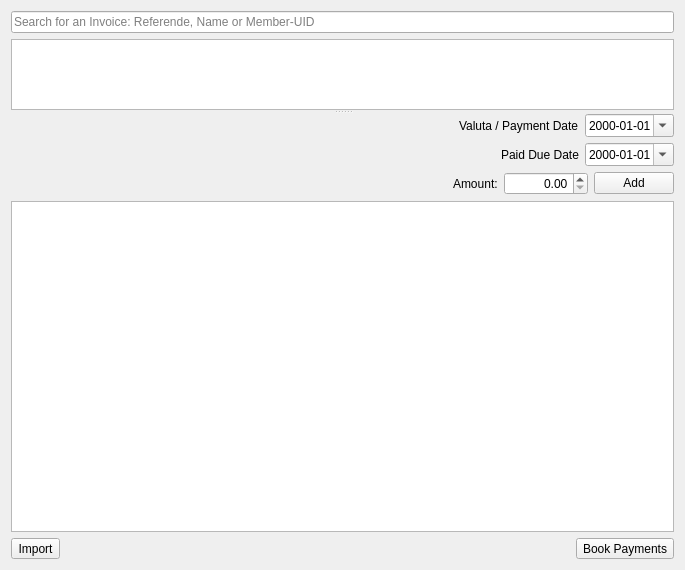
LukyLuke/PiTres, file forms/paymentimport.ui: the form before one commit.
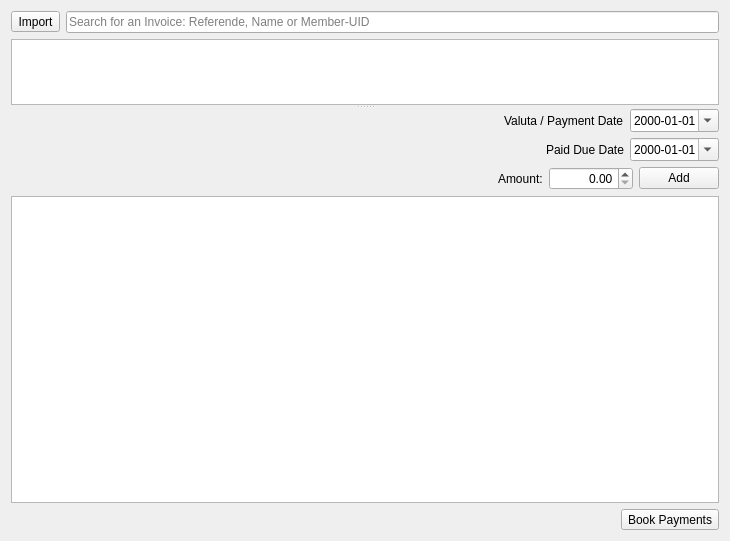
The form after the commit. Icons and pictures are not drawn.

Commit message: #2 Replaced the button and colorize 'not loadable' invoices in the preview

Patch:
```diff
--- a/forms/paymentimport.ui
+++ b/forms/paymentimport.ui
@@ -6,8 +6,8 @@
    <rect>
     <x>0</x>
     <y>0</y>
-    <width>685</width>
-    <height>570</height>
+    <width>730</width>
+    <height>541</height>
    </rect>
   </property>
   <property name="sizePolicy">
@@ -29,13 +29,37 @@
       <bool>false</bool>
      </property>
      <widget class="QWidget" name="verticalLayoutWidget_2">
-      <layout class="QVBoxLayout" name="verticalLayout_2">
+      <layout class="QVBoxLayout" name="verticalLayout_2" stretch="0,1">
        <item>
-        <widget class="QLineEdit" name="searchEdit">
-         <property name="placeholderText">
-          <string>Search for an Invoice: Referende, Name or Member-UID</string>
-         </property>
-        </widget>
+        <layout class="QHBoxLayout" name="horizontalLayout_2">
+         <item>
+          <widget class="QToolButton" name="btnImport">
+           <property name="text">
+            <string>Import</string>
+           </property>
+           <property name="icon">
+            <iconset resource="../PiTres.qrc">
+             <normaloff>:/icons/resources/icons/mime-csv.png</normaloff>:/icons/resources/icons/mime-csv.png</iconset>
+           </property>
+           <property name="iconSize">
+            <size>
+             <width>16</width>
+             <height>16</height>
+            </size>
+           </property>
+           <property name="toolButtonStyle">
+            <enum>Qt::ToolButtonIconOnly</enum>
+           </property>
+          </widget>
+         </item>
+         <item>
+          <widget class="QLineEdit" name="searchEdit">
+           <property name="placeholderText">
+            <string>Search for an Invoice: Referende, Name or Member-UID</string>
+           </property>
+          </widget>
+         </item>
+        </layout>
        </item>
        <item>
         <widget class="QListView" name="listAvailable">
@@ -200,26 +224,6 @@
        </item>
        <item>
         <layout class="QHBoxLayout" name="horizontalLayout_3">
-         <item>
-          <widget class="QToolButton" name="btnImport">
-           <property name="text">
-            <string>Import</string>
-           </property>
-           <property name="icon">
-            <iconset resource="../PiTres.qrc">
-             <normaloff>:/icons/resources/icons/mime-csv.png</normaloff>:/icons/resources/icons/mime-csv.png</iconset>
-           </property>
-           <property name="iconSize">
-            <size>
-             <width>32</width>
-             <height>32</height>
-            </size>
-           </property>
-           <property name="toolButtonStyle">
-            <enum>Qt::ToolButtonTextUnderIcon</enum>
-           </property>
-          </widget>
-         </item>
          <item>
           <spacer name="horizontalSpacer">
            <property name="orientation">
```
Left out of the diff: 2 changed lines with no effect on the pictures. The commit also changes 2 other files.
